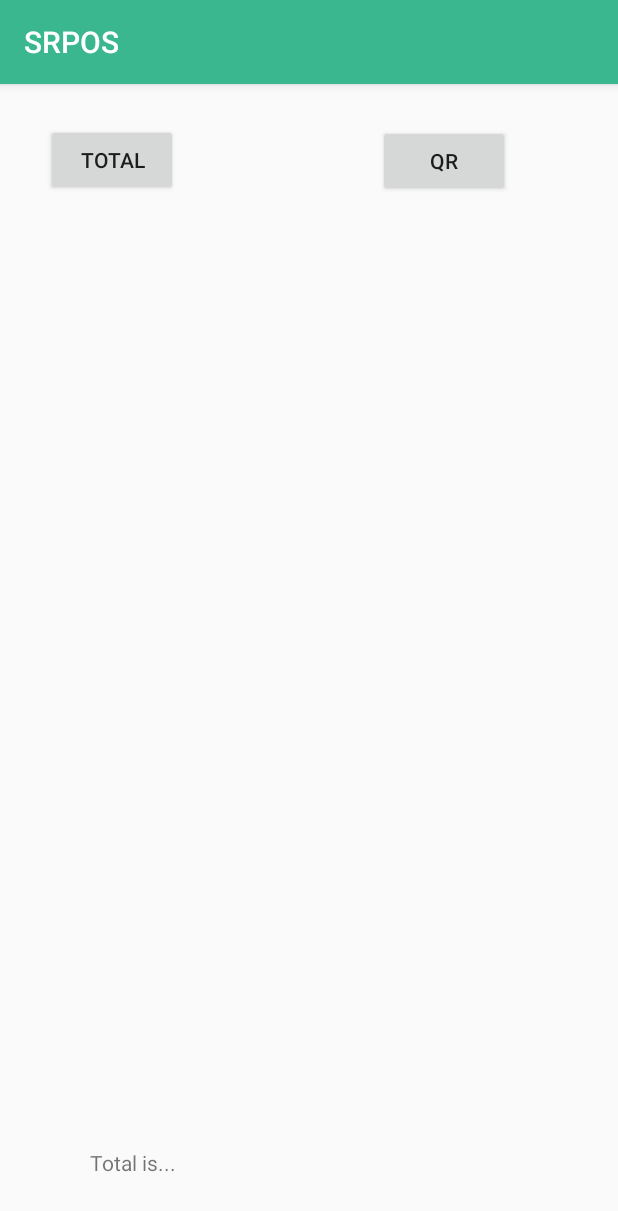
After one commit to ishminsingh/SRPOS, an Android app: the Billing screen opened directly, with no data from a screen before it, on a phone screen of 412 x 824 dp. The commit adds this screen. Shown: the top 1211 px of the screen. Run offline under Robolectric (Android 15) with nearby library versions, the phone set to English and light mode, and no system bars; 1 statement that could not run was skipped.

Commit message:
new activitiesl, billing and product. please update the UI.and merge with main activity.
Authentication complete.

```diff
--- /dev/null
+++ b/app/src/main/java/dev/ishmin/srpos/Billing.java
@@ -0,0 +1,182 @@
+package dev.ishmin.srpos;
+
+import androidx.appcompat.app.AppCompatActivity;
+
+import android.os.AsyncTask;
+import android.os.Bundle;
+import android.util.Log;
+import android.view.View;
+import android.widget.ArrayAdapter;
+import android.widget.Button;
+import android.widget.ListView;
+import android.widget.TextView;
+import android.widget.Toast;
+
+import org.json.JSONArray;
+import org.json.JSONObject;
+
+import java.io.BufferedReader;
+import java.io.InputStreamReader;
+import java.net.HttpURLConnection;
+import java.net.URL;
+import java.util.ArrayList;
+import java.util.List;
+
+public class Billing extends AppCompatActivity {
+
+    static String res = null;
+    static String name;
+    static String mrp;
+    Button read;
+    List<String> productlist;
+    ListView billing;
+    ArrayAdapter<String> arrayAdapter;
+    String sku;
+    int index;
+    List<String> productname = new ArrayList<String>();
+    List<String> productmrp = new ArrayList<String>();
+    List<String> productsku = new ArrayList<String>();
+    int total=0;
+    Button totalbutton;
+    TextView totalview;
+
+
+
+    @Override
+    protected void onCreate(Bundle savedInstanceState) {
+        super.onCreate(savedInstanceState);
+        setContentView(R.layout.activity_billing);
+
+        productlist = new ArrayList<String>();
+        billing = findViewById(R.id.billinglist);
+        arrayAdapter = new ArrayAdapter<String>(this, android.R.layout.simple_list_item_1, productlist);
+        billing.setAdapter(arrayAdapter);
+        totalbutton=findViewById(R.id.totalbutton);
+        totalview=findViewById(R.id.totaldisplay);
+
+        totalbutton.setOnClickListener(new View.OnClickListener() {
+            @Override
+            public void onClick(View v) {
+                if(productlist.isEmpty())
+                {
+                    Toast.makeText(Billing.this,"Please scan",Toast.LENGTH_SHORT).show();
+
+                }
+                else
+                    totalview.setText(Integer.toString(total));
+            }
+        });
+
+
+// put qr action listener here ..and return the code scanned in String sku.
+
+
+        if(productsku.contains(sku))
+        {
+            index = productsku.indexOf(sku);
+
+            String tempmrp=productmrp.get(index);
+
+             int tempMRP=Integer.parseInt(tempmrp);
+
+             String tempproduct=productlist.get(index);
+             String[] split= tempproduct.split("\\s");
+             tempMRP+=Integer.parseInt(split[1]);
+             String update=split[0]+Integer.toString(tempMRP);
+
+            productlist.set(index,update);
+            arrayAdapter.notifyDataSetChanged();
+        }
+
+        else
+        {
+            try {
+                String myUrl = "http://smartretailpos.pe.hu/api/products.php?sku=" + sku;
+                String returned;
+                Connection connection = new Connection();
+                returned = connection.execute(myUrl).get();
+
+
+            } catch (Exception e) {
+                Log.i("Exception", e.getMessage());
+            }
+        }
+    }
+
+    class Connection extends AsyncTask<String, Void, String> {
+
+        public static final String REQUEST_METHOD = "GET";
+        public static final int READ_TIMEOUT = 15000;
+        public static final int CONNECTION_TIMEOUT = 15000;
+
+        @Override
+        protected String doInBackground(String... params) {
+            String stringUrl = params[0];
+            String result1;
+            String inputLine;
+            try {
+                URL myUrl = new URL(stringUrl);
+                HttpURLConnection connection = (HttpURLConnection) myUrl.openConnection();
+
+                connection.setRequestMethod(REQUEST_METHOD);
+                connection.setReadTimeout(READ_TIMEOUT);
+                connection.setConnectTimeout(CONNECTION_TIMEOUT);
+                connection.connect();
+                InputStreamReader streamReader = new InputStreamReader(connection.getInputStream());
+
+                BufferedReader reader = new BufferedReader(streamReader);
+                StringBuilder stringBuilder = new StringBuilder();
+                while ((inputLine = reader.readLine()) != null)
+                {
+                    stringBuilder.append(inputLine);
+                }
+                reader.close();
+                streamReader.close();
+
+                result1 = stringBuilder.toString();
+                Log.i("JSON",result1);
+                return result1;
+
+
+
+            }
+            catch (Exception e)
+            {
+                e.printStackTrace();
+                Toast.makeText(getApplicationContext(), "Not Available", Toast.LENGTH_SHORT).show();
+                String y = null;
+                return (y);
+            }
+
+        }
+
+        @Override
+        protected void onPostExecute(String result1) {
+            try {
+
+                String newitem;
+                JSONArray array = new JSONArray(result1);
+                for (int i = 0; i < array.length(); i++)
+                {
+                    JSONObject object = array.getJSONObject(i);
+                    name = object.getString("name");
+                    mrp = object.getString("mrp");
+
+                    newitem=name+" "+mrp;
+                    productlist.add(newitem);
+                    arrayAdapter.notifyDataSetChanged();
+
+                    productlist.add(name);
+                    productmrp.add(mrp);
+                    productsku.add(sku);
+                    total+=Integer.parseInt(mrp);
+                }
+
+            } catch (Exception e)
+            {
+                e.printStackTrace();
+            }
+        }
+    }
+
+}
--- /dev/null
+++ b/app/src/main/res/layout/activity_billing.xml
@@ -0,0 +1,62 @@
+<?xml version="1.0" encoding="utf-8"?>
+<androidx.constraintlayout.widget.ConstraintLayout xmlns:android="http://schemas.android.com/apk/res/android"
+    xmlns:app="http://schemas.android.com/apk/res-auto"
+    xmlns:tools="http://schemas.android.com/tools"
+    android:layout_width="match_parent"
+    android:layout_height="match_parent"
+    tools:context=".Billing">
+
+    <ListView
+        android:id="@+id/billinglist"
+        android:layout_width="405dp"
+        android:layout_height="574dp"
+        android:layout_marginTop="14dp"
+        android:layout_marginBottom="68dp"
+        app:layout_constraintBottom_toBottomOf="parent"
+        app:layout_constraintStart_toStartOf="parent"
+        app:layout_constraintTop_toBottomOf="@+id/button" />
+
+    <Button
+        android:id="@+id/button"
+        android:layout_width="wrap_content"
+        android:layout_height="wrap_content"
+        android:layout_marginStart="251dp"
+        android:layout_marginLeft="251dp"
+        android:layout_marginTop="27dp"
+        android:layout_marginEnd="72dp"
+        android:layout_marginRight="72dp"
+        android:text="QR"
+        app:layout_constraintEnd_toEndOf="parent"
+        app:layout_constraintStart_toStartOf="parent"
+        app:layout_constraintTop_toTopOf="parent" />
+
+    <Button
+        android:id="@+id/totalbutton"
+        android:layout_width="wrap_content"
+        android:layout_height="wrap_content"
+        android:layout_marginStart="30dp"
+        android:layout_marginLeft="30dp"
+        android:layout_marginTop="17dp"
+        android:layout_marginEnd="133dp"
+        android:layout_marginRight="133dp"
+        android:layout_marginBottom="24dp"
+        android:text="total"
+        app:layout_constraintBottom_toTopOf="@+id/billinglist"
+        app:layout_constraintEnd_toStartOf="@+id/button"
+        app:layout_constraintStart_toStartOf="parent"
+        app:layout_constraintTop_toTopOf="parent" />
+
+    <TextView
+        android:id="@+id/totaldisplay"
+        android:layout_width="284dp"
+        android:layout_height="35dp"
+        android:layout_marginStart="59dp"
+        android:layout_marginLeft="59dp"
+        android:layout_marginEnd="68dp"
+        android:layout_marginRight="68dp"
+        android:layout_marginBottom="23dp"
+        android:text="Total is..."
+        app:layout_constraintBottom_toBottomOf="parent"
+        app:layout_constraintEnd_toEndOf="parent"
+        app:layout_constraintStart_toStartOf="parent" />
+</androidx.constraintlayout.widget.ConstraintLayout>
```
Also changed, not shown: app/src/main/AndroidManifest.xml (+11 -4 lines), app/src/main/java/dev/ishmin/srpos/LoginActivity.java (+93 -4 lines), app/src/main/java/dev/ishmin/srpos/Products.java (added, +133 -0 lines), app/src/main/java/dev/ishmin/srpos/VerifyotpActivity.java (+16 -2 lines), app/src/main/res/layout/activity_products.xml (added, +23 -0 lines).
